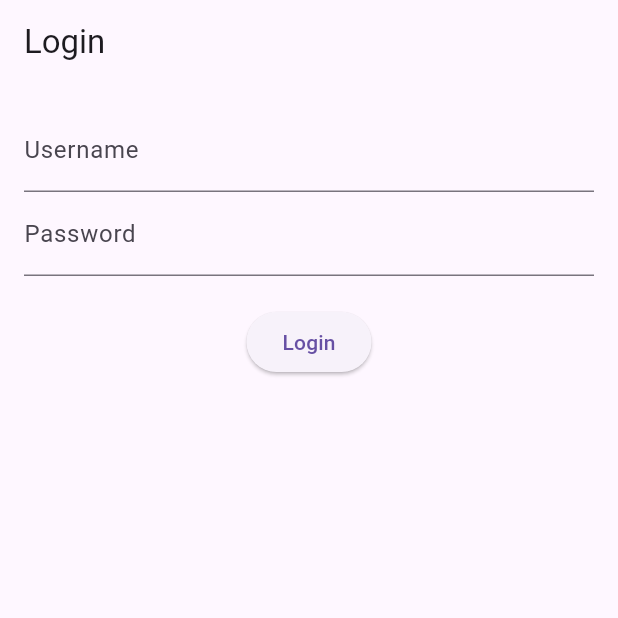
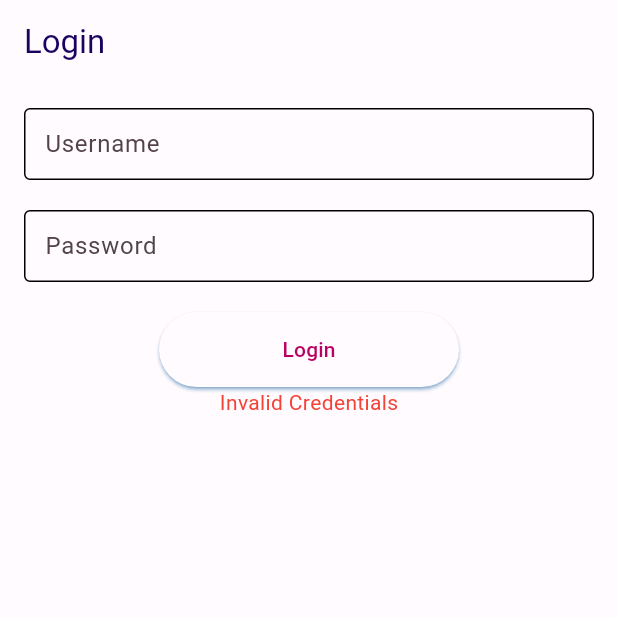
Before and after one commit to SandeshPAUDELs/income_expense_app, a Flutter app: the screen it shows after launch, after a tap on "Login", on a phone screen of 412 x 824 dp, the top half of it. Run offline on Flutter 3.47's test engine with Material 3 defaults, Android fonts, the phone set to English and light mode, and no system bars; our stand-ins replace shared_preferences; accounts and stored records are empty; network calls fail.

```diff
--- a/lib/data/repositories/user_repo.dart
+++ b/lib/data/repositories/user_repo.dart
@@ -8,7 +8,7 @@ class UserRepository {
   static Future<AuthenticatedUser?> login(String username, String password) async {
     try {
       final response = await http.post(
-        Uri.parse(AppUrl.login),
+        Uri.parse(AppUrl.domain + AppUrl.login),
         headers: {
           'Content-Type': 'application/json',
         },
@@ -39,7 +39,7 @@ class UserRepository {
 
   static Future<Object> addUser(AddUser user) async {
       try {
-        var url = Uri.parse(AppUrl.register);
+        var url = Uri.parse(AppUrl.domain + AppUrl.register);
         var response = await http.post(
           url,
           headers: {'Content-Type': 'application/json'},
@@ -54,6 +54,8 @@ class UserRepository {
           return Failure(
               code: response.statusCode, response: "Failed to add user");
         }
+  //       if (response.statusCode == 201) {
+
     } catch (e) {
       return Failure(response: "Invalid Response");
     }
--- a/lib/main.dart
+++ b/lib/main.dart
@@ -1,4 +1,6 @@
 import 'package:finance_app/model/data.dart';
+import 'package:finance_app/theme.dart';
+import 'package:finance_app/view_models/navigation_vm.dart';
 import 'package:finance_app/view_models/user_vm.dart';
 import 'package:flutter/material.dart';
 import 'package:provider/provider.dart';
@@ -13,8 +15,13 @@ class MyApp extends StatelessWidget {
     return MultiProvider(
       providers: [
         ChangeNotifierProvider(create: (context) => AuthViewModel()),
+        ChangeNotifierProvider(create: (context) => NavigationViewModel()),
       ],
       child: MaterialApp(
+        theme: ThemeData(
+          useMaterial3: true,
+          colorScheme: lightColorScheme
+        ),
         home: LoginScreen(),
       ),
     );
@@ -29,8 +36,8 @@ class LoginScreen extends StatelessWidget {
 
   @override
   Widget build(BuildContext context) {
-    final authViewModel = Provider.of<AuthViewModel>(context);
-  //  const  authViewModel = Provider.of<AuthViewModel>(context);
+
+    final authViewModel = Provider.of<AuthViewModel>(context, listen: false);
     return Scaffold(
       appBar: AppBar(title: const Text('Login')),
       body: Padding(
@@ -39,11 +46,19 @@ class LoginScreen extends StatelessWidget {
           children: [
             TextField(
               controller: _usernameController,
-              decoration: const InputDecoration(labelText: 'Username'),
-            ),
+              decoration: const InputDecoration(labelText: 'Username',
+              contentPadding: const EdgeInsets.symmetric(vertical: 5, horizontal: 10),
+      enabledBorder: OutlineInputBorder(
+          borderRadius: BorderRadius.all(Radius.circular(4)),
+      ))),
+            const SizedBox(height: 20),
             TextField(
               controller: _passwordController,
-              decoration: const InputDecoration(labelText: 'Password'),
+              decoration: const InputDecoration(labelText: 'Password',
+              contentPadding: EdgeInsets.symmetric(vertical: 5, horizontal: 10),
+              enabledBorder: OutlineInputBorder(
+                borderRadius: BorderRadius.all(Radius.circular(4))
+              )),
               obscureText: true,
             ),
             const SizedBox(height: 20),
@@ -51,13 +66,15 @@ class LoginScreen extends StatelessWidget {
               onPressed: () {
                 String username = _usernameController.text;
                 String password = _passwordController.text;
-                final AddUser user = AddUser(username: username, password: password);
-
-                // Provider.of<AuthViewModel>(context, listen: false)
-                //     .login(username, password, context);
-                Provider.of<AuthViewModel>(context, listen: false).addUser(user);
+                // final AddUser user = AddUser(username: username, password: password);
+                // Provider.of<AuthViewModel>(context, listen: false).addUser(user);
+                Provider.of<AuthViewModel>(context, listen: false).login(username, password, context);
 
               },
+              style: ElevatedButton.styleFrom(
+                shadowColor: Colors.blue,
+                minimumSize: Size(200, 50),
+              ),
               child: const Text('Login'),
             ),
             Consumer<AuthViewModel>(
@@ -75,6 +92,7 @@ class LoginScreen extends StatelessWidget {
                 }
               },
             ),
+
           ],
         ),
       ),
--- /dev/null
+++ b/lib/view_models/navigation_vm.dart
@@ -0,0 +1,29 @@
+import 'package:flutter/material.dart' show ChangeNotifier;
+
+class NavigationViewModel extends ChangeNotifier {
+  int _currentHomeIndex = 0;
+  int get currentHomeIndex => _currentHomeIndex;
+
+  int _currentPMIndex = 0;
+  int get currentPMIndex => _currentPMIndex;
+
+
+  String _searchQuery = '';
+  String get searchQuery => _searchQuery;
+
+  void changeHomeIndex(int newIndex) {
+    _currentHomeIndex = newIndex;
+    notifyListeners();
+  }
+
+  void changePMIndex(int newIndex) {
+    _currentPMIndex = newIndex;
+    notifyListeners();
+  }
+
+
+  void updateSearchQuery(String query) {
+    _searchQuery = query;
+    notifyListeners();
+  }
+}
--- a/lib/view_models/user_vm.dart
+++ b/lib/view_models/user_vm.dart
@@ -1,7 +1,7 @@
 import 'package:finance_app/app_services/network_handler.dart';
 import 'package:finance_app/data/network_services/user_service.dart';
-import 'package:finance_app/main.dart';
 import 'package:finance_app/model/data.dart';
+import 'package:finance_app/view/home_screen.dart';
 import 'package:flutter/material.dart';
 import 'package:shared_preferences/shared_preferences.dart';
 
@@ -32,7 +32,7 @@ class AuthViewModel extends ChangeNotifier {
       _errorMessage = '';
 
       Navigator.of(context).pushReplacement(
-        MaterialPageRoute(builder: (context) => Placeholder()),
+        MaterialPageRoute(builder: (context) => HomeScreen()),
       );
     } else {
       _errorMessage = 'Invalid Credentials';
```
Also changed, not shown: lib/app_services/app_url.dart (+4 -4 lines), lib/data/repositories/income_repo.dart (added, +34 -0 lines), lib/model/expense_models.dart (added, +60 -0 lines), lib/model/income_models.dart (added, +64 -0 lines), lib/view/home_screen.dart (added, +67 -0 lines), lib/view/income_expense.dart (added, +15 -0 lines), lib/data/network_services/expense_service.dart (added), lib/data/network_services/income_service.dart (added), lib/data/repositories/expense_repo.dart (added), lib/view_models/expense_vm.dart (added), lib/view_models/income_vm.dart (added).
